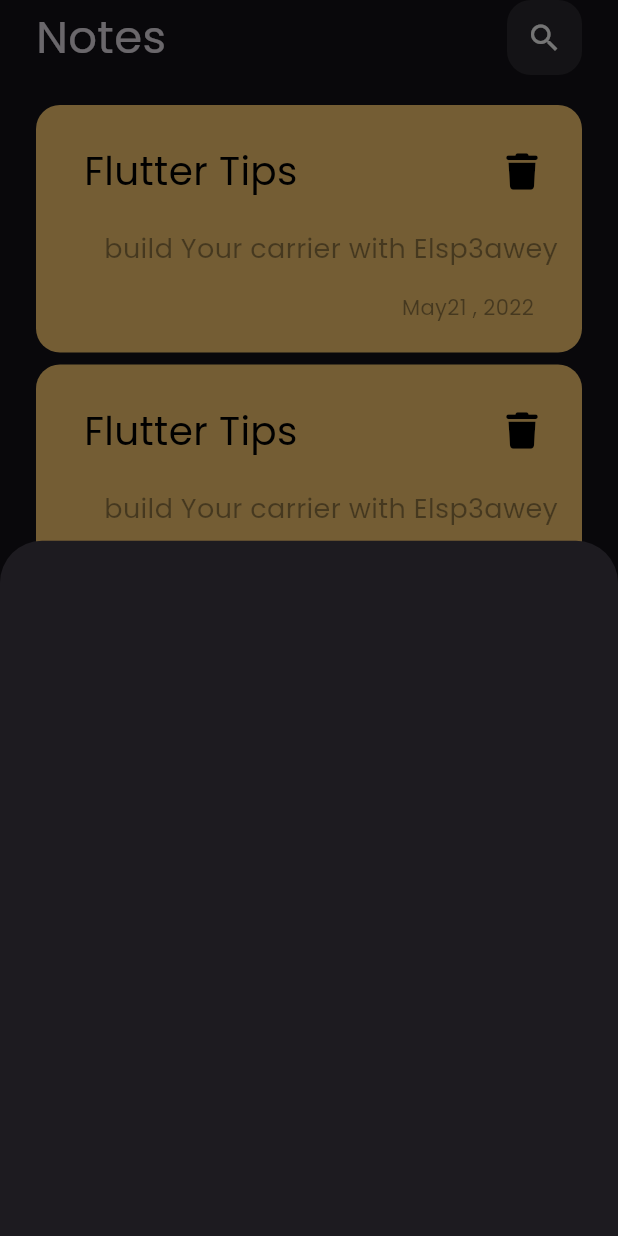
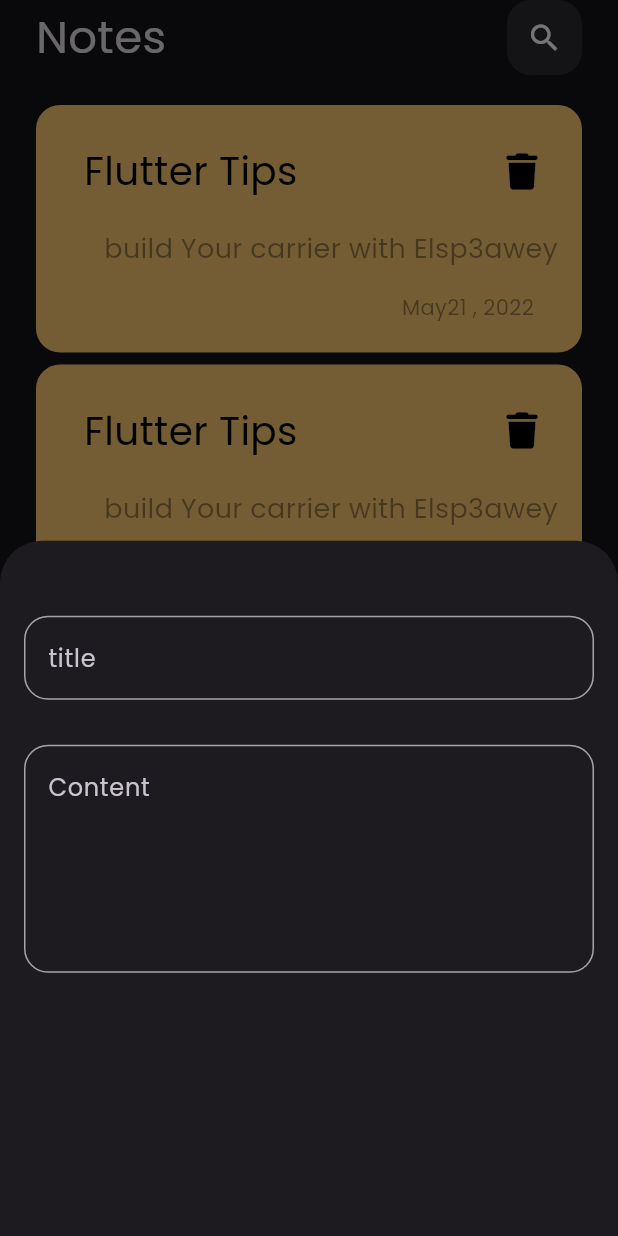
Before and after one commit to elspaey/myNotes, a Flutter app: the screen it shows after launch, after a tap on the "add" icon, on a phone screen of 412 x 824 dp. Run offline on Flutter 3.47's test engine with Material 3 defaults, Android fonts, the phone set to English and light mode, and no system bars; our stand-ins replace font_awesome_flutter.

Commit message:
add fields to buttom sheet

```diff
--- a/lib/views/notesViews.dart
+++ b/lib/views/notesViews.dart
@@ -20,7 +20,7 @@ class Notesviews extends StatelessWidget {
             showModalBottomSheet(
               context: context,
               builder: (context) {
-                return const addNoteButtomSheet();
+                return const buttomSheet();
               },
             );
           },
--- a/lib/views/widgets/addNoteButtonSheet.dart
+++ b/lib/views/widgets/addNoteButtonSheet.dart
@@ -1,10 +1,37 @@
 import 'package:flutter/material.dart';
+import 'package:flutter_application_10/views/widgets/customTextField.dart';
 
-class addNoteButtomSheet extends StatelessWidget {
-  const addNoteButtomSheet({super.key});
+class buttomSheet extends StatelessWidget {
+  const buttomSheet({super.key});
 
   @override
   Widget build(BuildContext context) {
-    return Container();
+    return const bodyOfButtonSheet();
   }
 }
+
+class bodyOfButtonSheet extends StatelessWidget {
+  const bodyOfButtonSheet({super.key});
+
+  @override
+  Widget build(BuildContext context) {
+    return const Padding(
+      padding: EdgeInsets.symmetric(horizontal: 16),
+      child: Column(
+        children: [
+          SizedBox(
+            height: 50,
+          ),
+          coustomTextField(hintText: "title"),
+          SizedBox(
+            height: 30,
+          ),
+          coustomTextField(
+            hintText: "Content",
+            maxLines: 5,
+          ),
+        ],
+      ),
+    );
+  }
+}
--- /dev/null
+++ b/lib/views/widgets/customTextField.dart
@@ -0,0 +1,30 @@
+import 'package:flutter/material.dart';
+
+class coustomTextField extends StatelessWidget {
+  const coustomTextField(
+      {super.key,
+      // this.onChanged,
+      this.hintText,
+      this.maxLines = 1});
+  final String? hintText;
+  // Function(String)? onChanged;
+  final int maxLines;
+  @override
+  Widget build(BuildContext context) {
+    return TextField(
+      maxLines: maxLines,
+      // onChanged: onChanged,
+      decoration: InputDecoration(
+        hintText: hintText,
+        // hintStyle: const TextStyle(color: Colors.white),
+        focusedBorder: OutlineInputBorder(
+            borderRadius: BorderRadius.circular(16),
+            borderSide: const BorderSide(color: Colors.white)),
+        enabledBorder: OutlineInputBorder(
+            borderRadius: BorderRadius.circular(16),
+            borderSide:
+                const BorderSide(color: Color.fromARGB(153, 255, 255, 255))),
+      ),
+    );
+  }
+}
```
